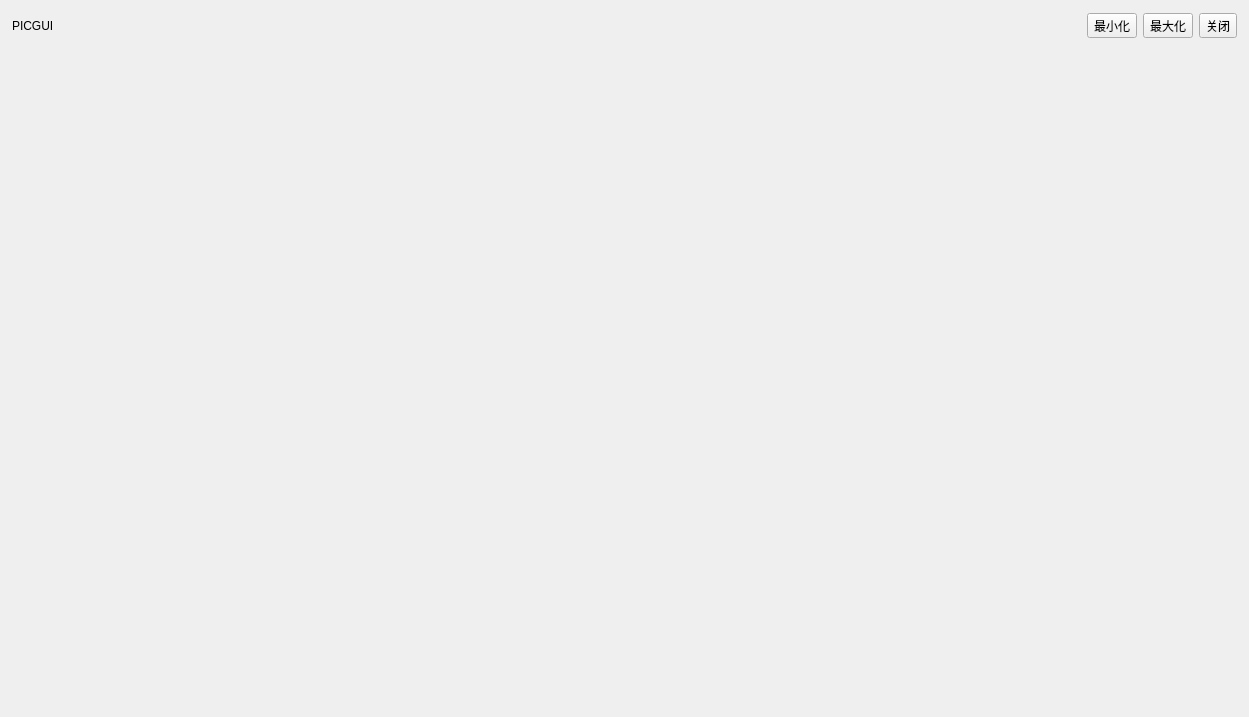
Before: the Qt Designer form src/Gui/MainWindowDef.ui in BeQuiet1228/FreeCAD, drawn with Qt 5.
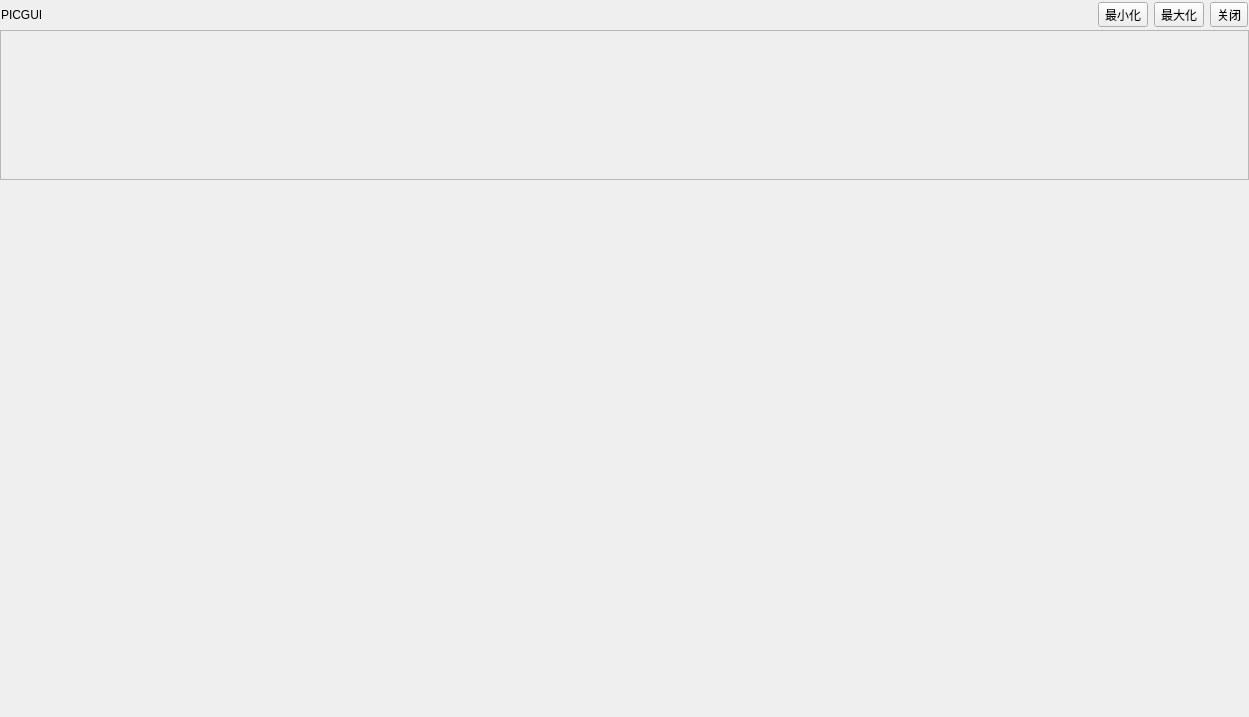
After: the same form once the commit is applied. Custom widgets are drawn as their Qt base class.

Commit message: 1.增加一个接口 2.增加tabwidget测试代码

```diff
--- a/src/Gui/MainWindowDef.ui
+++ b/src/Gui/MainWindowDef.ui
@@ -14,6 +14,21 @@
    <string>Form</string>
   </property>
   <layout class="QVBoxLayout" name="verticalLayout_2">
+   <property name="spacing">
+    <number>0</number>
+   </property>
+   <property name="leftMargin">
+    <number>0</number>
+   </property>
+   <property name="topMargin">
+    <number>0</number>
+   </property>
+   <property name="rightMargin">
+    <number>0</number>
+   </property>
+   <property name="bottomMargin">
+    <number>0</number>
+   </property>
    <item>
     <widget class="TitleBar" name="titleBar" native="true">
      <property name="minimumSize">
@@ -112,8 +127,31 @@
      </layout>
     </widget>
    </item>
+   <item>
+    <widget class="QFrame" name="widgetTab">
+     <property name="minimumSize">
+      <size>
+       <width>0</width>
+       <height>150</height>
+      </size>
+     </property>
+     <property name="frameShape">
+      <enum>QFrame::StyledPanel</enum>
+     </property>
+     <property name="frameShadow">
+      <enum>QFrame::Raised</enum>
+     </property>
+     <layout class="QVBoxLayout" name="verticalLayout_3"/>
+    </widget>
+   </item>
    <item>
     <widget class="QWidget" name="centerWidget" native="true">
+     <property name="sizePolicy">
+      <sizepolicy hsizetype="Preferred" vsizetype="Expanding">
+       <horstretch>0</horstretch>
+       <verstretch>0</verstretch>
+      </sizepolicy>
+     </property>
      <layout class="QVBoxLayout" name="verticalLayout">
       <property name="spacing">
        <number>0</number>
```
The commit also changes 2 other files.
